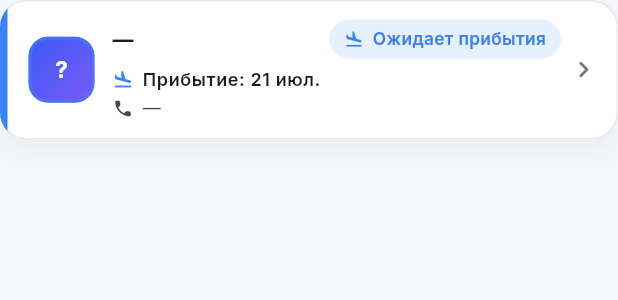
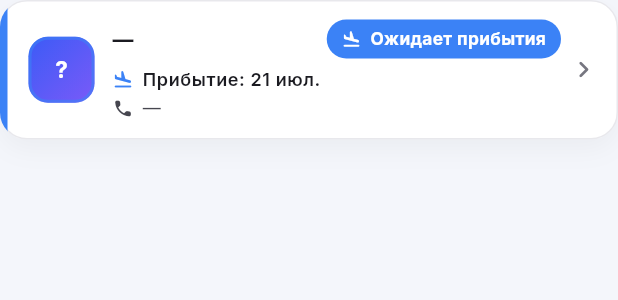
Before and after one commit to NurislamAiu/vip, a Flutter app: the ClientCard widget shown alone on an empty page, opened directly with empty values, on a phone screen of 412 x 824 dp. Shown: the top 300 px of the screen. Run offline on Flutter 3.47's test engine with Material 3 defaults, Android fonts, the phone set to English and light mode, and no system bars; our stand-ins replace cloud_firestore, firebase_auth, firebase_core, firebase_messaging, flutter_local_notifications, flutter_riverpod and 4 more; accounts and stored records are empty.

Commit message:
Make status badge clearly visible in cards
Add a filled StatusBadge variant: solid status-color pill with a
contrast-picked text color (readable on amber and blue alike), and give
the tinted variant a subtle colored border + bolder text. Client cards
use the filled badge so the status pops at a glance.

Co-Authored-By: Claude Opus 4.8 <noreply@anthropic.com>
Claude-Session: https://claude.ai/code/session_014dMC98aEQYbWPtDbh1XNFv

```diff
--- a/lib/widgets/client_card.dart
+++ b/lib/widgets/client_card.dart
@@ -77,7 +77,10 @@ class ClientCard extends StatelessWidget {
                                     ),
                                     const SizedBox(width: 8),
                                     StatusBadge(
-                                        status: client.status, dense: true),
+                                      status: client.status,
+                                      dense: true,
+                                      filled: true,
+                                    ),
                                   ],
                                 ),
                                 const SizedBox(height: 6),
--- a/lib/widgets/status_badge.dart
+++ b/lib/widgets/status_badge.dart
@@ -3,34 +3,54 @@ import 'package:flutter/material.dart';
 import '../models/client_status.dart';
 
 /// Small pill showing a client's status in its accent color.
+///
+/// [filled] draws a solid, high-visibility pill (status color background with
+/// a contrast-picked text color); otherwise it's a soft tinted chip.
 class StatusBadge extends StatelessWidget {
-  const StatusBadge({super.key, required this.status, this.dense = false});
+  const StatusBadge({
+    super.key,
+    required this.status,
+    this.dense = false,
+    this.filled = false,
+  });
 
   final ClientStatus status;
   final bool dense;
+  final bool filled;
 
   @override
   Widget build(BuildContext context) {
     final color = status.color;
+    final onColor =
+        ThemeData.estimateBrightnessForColor(color) == Brightness.dark
+            ? Colors.white
+            : Colors.black.withValues(alpha: 0.82);
+
+    final bg = filled ? color : color.withValues(alpha: 0.15);
+    final fg = filled ? onColor : color;
+
     return Container(
       padding: EdgeInsets.symmetric(
         horizontal: dense ? 10 : 12,
         vertical: dense ? 5 : 7,
       ),
       decoration: BoxDecoration(
-        color: color.withValues(alpha: 0.12),
+        color: bg,
         borderRadius: BorderRadius.circular(30),
+        border: filled
+            ? null
+            : Border.all(color: color.withValues(alpha: 0.35)),
       ),
       child: Row(
         mainAxisSize: MainAxisSize.min,
         children: [
-          Icon(status.icon, size: dense ? 13 : 15, color: color),
+          Icon(status.icon, size: dense ? 13 : 15, color: fg),
           const SizedBox(width: 6),
           Text(
             status.label,
             style: TextStyle(
-              color: color,
-              fontWeight: FontWeight.w600,
+              color: fg,
+              fontWeight: FontWeight.w700,
               fontSize: dense ? 11.5 : 12.5,
             ),
           ),
```
